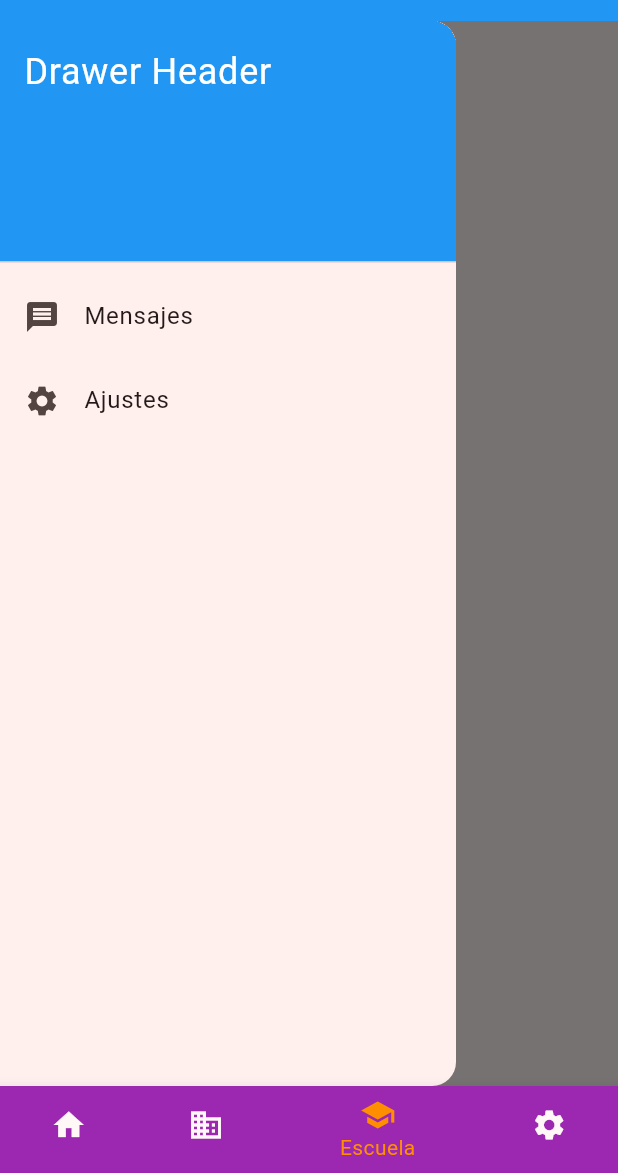
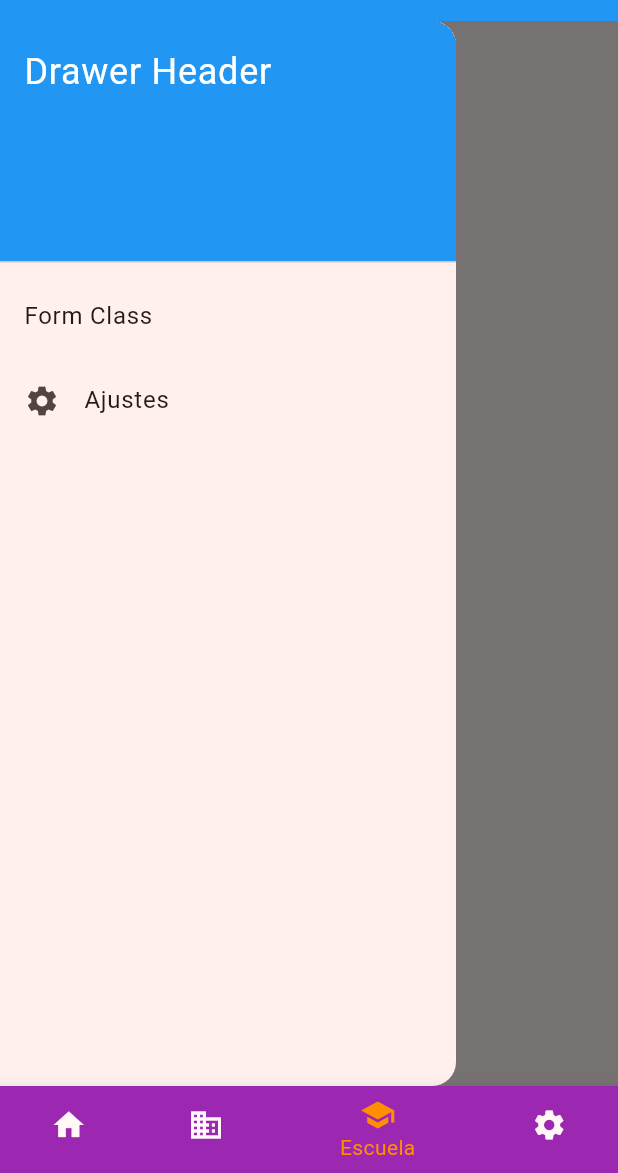
Before and after one commit to ElEdwinJSH/widgets_proyecto, a Flutter app: the screen it shows after launch, item 3 of the bottom bar chosen, with the side drawer open, on a phone screen of 412 x 824 dp, the part 63-1236 px from its top. Run offline on Flutter 3.47's test engine with Material 2 defaults, Android fonts, the phone set to English and light mode, and no system bars.

Commit message:
FormClass hecho

```diff
--- a/lib/pages/drawer.dart
+++ b/lib/pages/drawer.dart
@@ -1,4 +1,5 @@
 import 'package:flutter/material.dart';
+import 'package:widgets_proyecto/pages/form_class.dart';
 
 class DrawerC extends StatefulWidget {
   const DrawerC({super.key});
@@ -17,8 +18,8 @@ class _DrawerCState extends State<DrawerC> {
       drawer: Drawer(
           child: ListView(
         padding: EdgeInsets.zero,
-        children: const <Widget>[
-          DrawerHeader(
+        children: <Widget>[
+          const DrawerHeader(
             decoration: BoxDecoration(
               color: Colors.blue,
             ),
@@ -31,10 +32,15 @@ class _DrawerCState extends State<DrawerC> {
             ),
           ),
           ListTile(
-            leading: Icon(Icons.message),
-            title: Text('Mensajes'),
+            //EN ESTE DENTRO DEL ON TAP SE PONE ESO PARA BUSCAR EL EL DE FORMCLASS DONDE TUVE QUE PONER UN SCAFOLD PARA QUE SE ABRIERA OTRA PAGINA
+            title: const Text('Form Class'),
+            onTap: () {
+              Navigator.of(context).pop();
+              Navigator.of(context).push(MaterialPageRoute(
+                  builder: (BuildContext context) => const FormClass()));
+            },
           ),
-          ListTile(
+          const ListTile(
             leading: Icon(Icons.settings),
             title: Text('Ajustes'),
           ),
```
Also changed, not shown: lib/pages/form_class.dart (added, +60 -0 lines).
